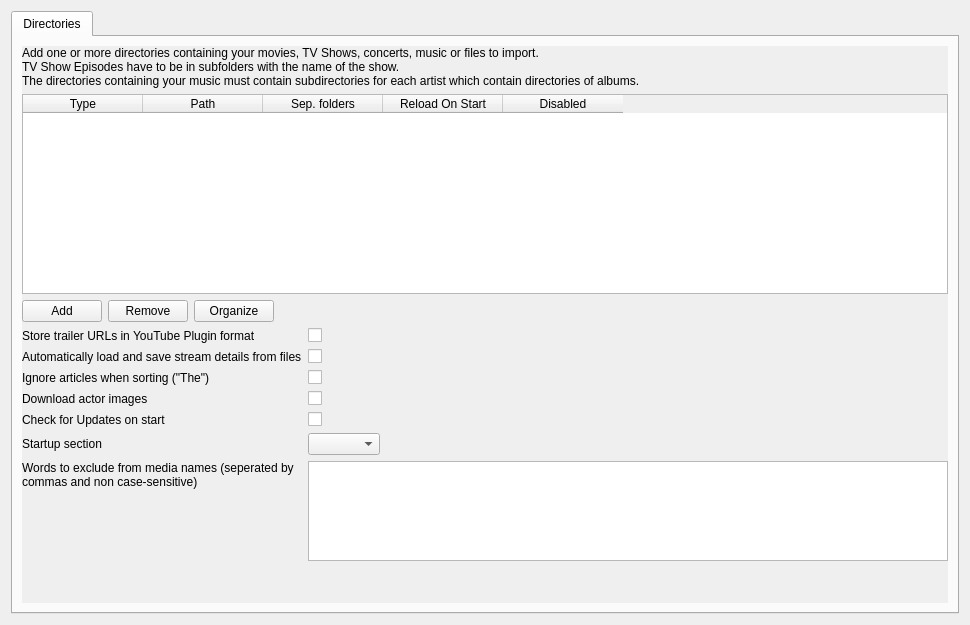
The window that src/ui/settings/GlobalSettingsWidget.ui (Komet/MediaElch) describes before a commit, drawn with Qt 5.
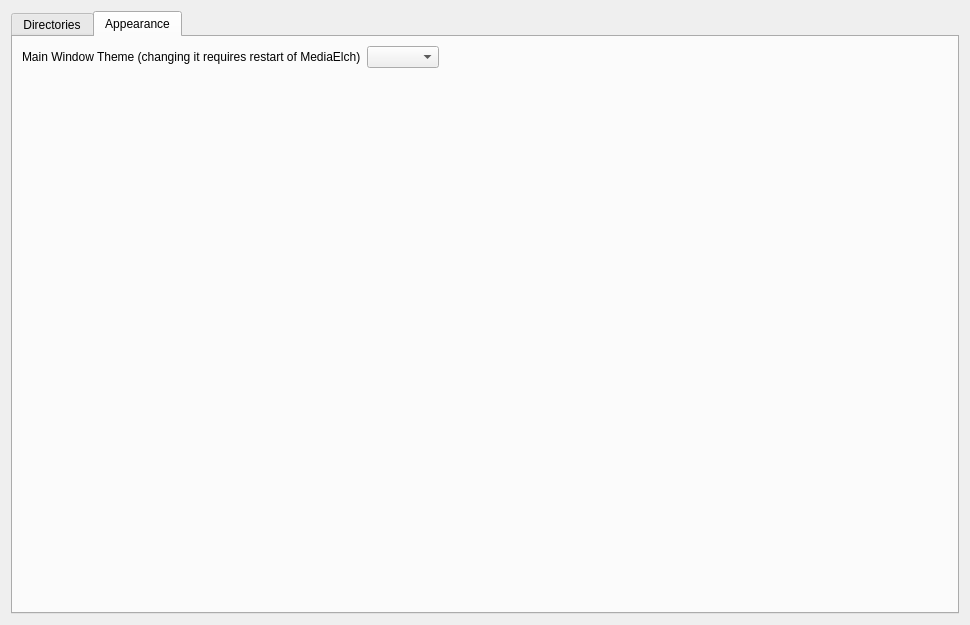
The same window after the commit. The open tabs and pages were chosen to show the change.

Commit message:
feat(UI theme): Add UI theme settings to global settings dialog
This commit adds a combobox to MediaElch's global settings.  The new
"theme" setting is used to determine MediaElch's main window theme.

On macOS, "auto" can be used to determine the theme automatically.
On other systems, we (currently) default to "light".

This commit also reverts e5d2a63bdf8f900a301a5a31ff969ec007689470
which disabled dark mode for MediaElch.

What changed in the file:
```diff
--- a/src/ui/settings/GlobalSettingsWidget.ui
+++ b/src/ui/settings/GlobalSettingsWidget.ui
@@ -10,7 +10,7 @@
     <height>625</height>
    </rect>
   </property>
-  <layout class="QVBoxLayout" name="verticalLayout_2">
+  <layout class="QHBoxLayout" name="horizontalLayout_2">
    <item>
     <widget class="QTabWidget" name="globalSettingsTab">
      <property name="currentIndex">
@@ -34,7 +34,7 @@
            <rect>
             <x>0</x>
             <y>0</y>
-            <width>900</width>
+            <width>885</width>
             <height>610</height>
            </rect>
           </property>
@@ -295,6 +295,30 @@
        </item>
       </layout>
      </widget>
+     <widget class="QWidget" name="globalSettingsAppearanceTab">
+      <attribute name="title">
+       <string>Appearance</string>
+      </attribute>
+      <layout class="QVBoxLayout" name="verticalLayout_2">
+       <item>
+        <layout class="QFormLayout" name="formLayout">
+         <property name="fieldGrowthPolicy">
+          <enum>QFormLayout::ExpandingFieldsGrow</enum>
+         </property>
+         <item row="0" column="0">
+          <widget class="QLabel" name="lblTheme">
+           <property name="text">
+            <string>Main Window Theme (changing it requires restart of MediaElch)</string>
+           </property>
+          </widget>
+         </item>
+         <item row="0" column="1">
+          <widget class="QComboBox" name="comboTheme"/>
+         </item>
+        </layout>
+       </item>
+      </layout>
+     </widget>
     </widget>
    </item>
   </layout>
```
The commit also changes 13 other files.
